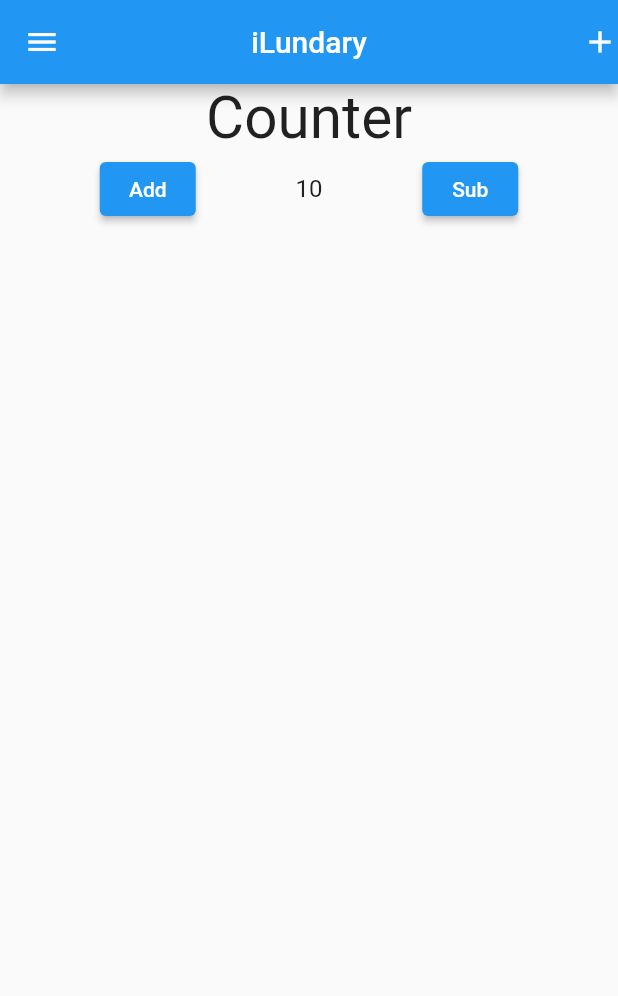
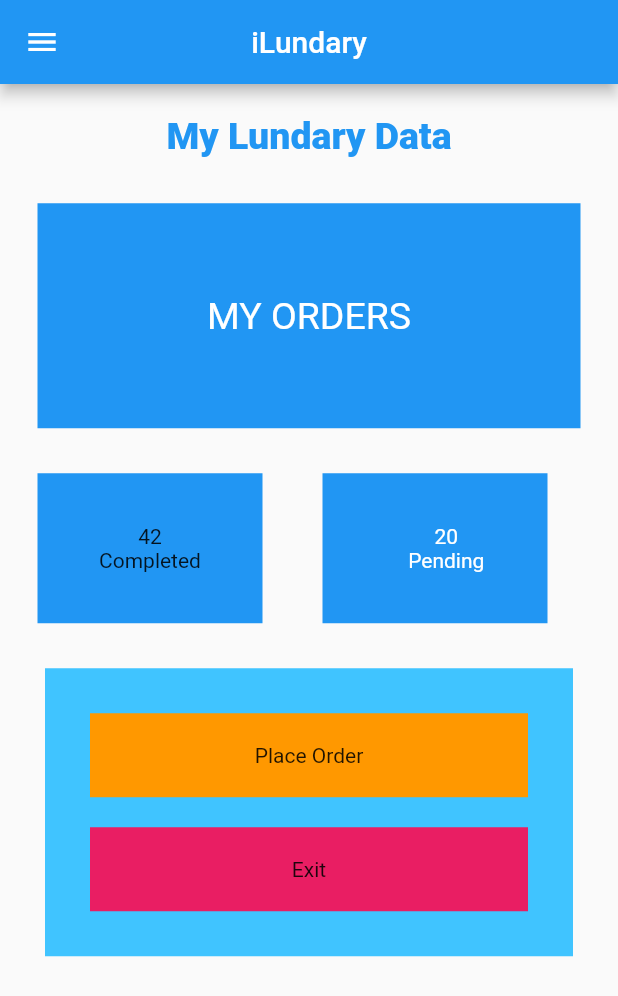
Before and after one commit to uzor04/food, a Flutter app: the screen it shows after launch, on a phone screen of 412 x 824 dp. Shown: the top 996 px of the screen. Run offline on Flutter 3.47's test engine with Material 2 defaults, Android fonts, the phone set to English and light mode, and no system bars.

Commit message:
my first trial

```diff
--- a/lib/lundary_data.dart
+++ /dev/null
@@ -1,46 +0,0 @@
-import 'package:flutter/material.dart';
-
-class AddCount extends StatefulWidget {
-  const AddCount({Key? key}) : super(key: key);
-
-  @override
-  State<AddCount> createState() => _AddCountState();
-}
-
-class _AddCountState extends State<AddCount> {
-  int counter = 10;
-  addCounter() {
-    setState(() {
-      counter++;
-    });
-  }
-
-  subcounter() {
-    setState(() {
-      counter--;
-    });
-  }
-
-  @override
-  Widget build(BuildContext context) {
-    return Row(
-      mainAxisAlignment: MainAxisAlignment.spaceEvenly,
-      children: [
-        ElevatedButton(
-            onPressed: () {
-              addCounter();
-            },
-            child: const Text("Add")),
-        Text(
-          "$counter",
-          style: const TextStyle(fontSize: 16.0),
-        ),
-        ElevatedButton(
-            onPressed: () {
-              subcounter();
-            },
-            child: const Text("Sub"))
-      ],
-    );
-  }
-}
--- a/lib/main.dart
+++ b/lib/main.dart
@@ -1,5 +1,4 @@
 import 'package:flutter/material.dart';
-import 'package:food/lundary_data.dart';
 
 void main() {
   runApp(const MyApp());
@@ -14,23 +13,118 @@ class MyApp extends StatelessWidget {
       home: Scaffold(
         appBar: AppBar(
           centerTitle: true,
-          // leading: const Icon(Icons.menu),
           title: const Text("iLundary"),
-          actions: const [Icon(Icons.add)],
         ),
         drawer: const Drawer(),
-        body: Center(
-          child: Column(
-            children: const [
-              Text(
-                "Counter",
-                style: TextStyle(fontSize: 39),
-              ),
-              AddCount(),
-            ],
+        body: Column(children: const [
+          SizedBox(height: 20.5),
+          Center(
+            child: Text(
+              "My Lundary Data",
+              style: TextStyle(
+                  fontSize: 25.0,
+                  fontWeight: FontWeight.w800,
+                  color: Colors.blue),
+            ),
           ),
-        ),
+          MyOrder(),
+          StatData(),
+          CustomStack(),
+        ]),
       ),
     );
   }
 }
+
+class MyOrder extends StatelessWidget {
+  const MyOrder({super.key});
+
+  @override
+  Widget build(BuildContext context) {
+    return Container(
+      margin: const EdgeInsets.only(top: 30, left: 25, right: 25),
+      height: 150.0,
+      width: double.infinity,
+      color: Colors.blue,
+      child: Center(
+          child: Text(
+        "My Orders".toUpperCase(),
+        style: const TextStyle(color: Colors.white, fontSize: 25),
+      )),
+    );
+  }
+}
+
+class StatData extends StatelessWidget {
+  const StatData({super.key});
+
+  @override
+  Widget build(BuildContext context) {
+    return Row(
+      children: [
+        const SizedBox(
+          width: 25.0,
+        ),
+        Container(
+          height: 100,
+          width: 150,
+          color: Colors.blue,
+          margin: const EdgeInsets.only(top: 30),
+          child: const Center(
+              child: Text(
+            '42\nCompleted',
+            textAlign: TextAlign.center,
+          )),
+        ),
+        Container(
+          margin: const EdgeInsets.only(top: 30, left: 40.0),
+          padding: const EdgeInsets.only(left: 15.0),
+          height: 100,
+          width: 150,
+          color: Colors.blue,
+          child: const Center(
+              child: Text(
+            '20\nPending',
+            textAlign: TextAlign.center,
+            style: TextStyle(color: Colors.white),
+          )),
+        )
+      ],
+    );
+  }
+}
+
+class CustomStack extends StatelessWidget {
+  const CustomStack({Key? key}) : super(key: key);
+
+  @override
+  Widget build(BuildContext context) {
+    return Stack(
+      children: [
+        Container(
+          margin: const EdgeInsets.only(left: 30.0, right: 30.0, top: 30),
+          padding: const EdgeInsets.all(30),
+          width: double.infinity,
+          color: Colors.lightBlueAccent,
+          child: Column(
+            children: [
+              Container(
+                width: double.infinity,
+                color: Colors.orange,
+                padding: const EdgeInsets.all(20),
+                child: const Center(child: Text("Place Order")),
+              ),
+              const SizedBox(height: 20.0),
+              Container(
+                width: double.infinity,
+                color: Colors.pink,
+                padding: const EdgeInsets.all(20),
+                child: const Center(child: Text("Exit")),
+              ),
+            ],
+          ),
+        )
+      ],
+    );
+  }
+}
```
